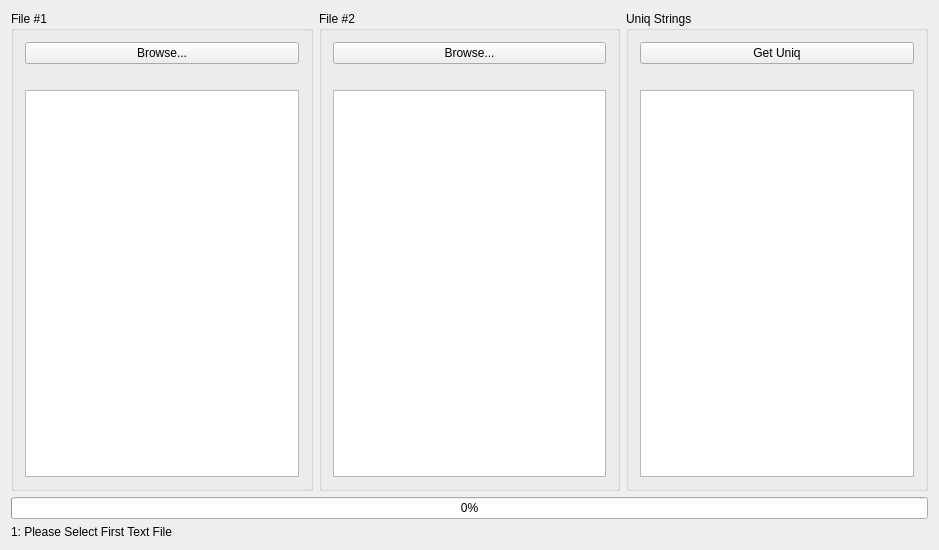
Old version of the form FileComparator/widget.ui in the repository EXL/QAndroidFileHostParser.
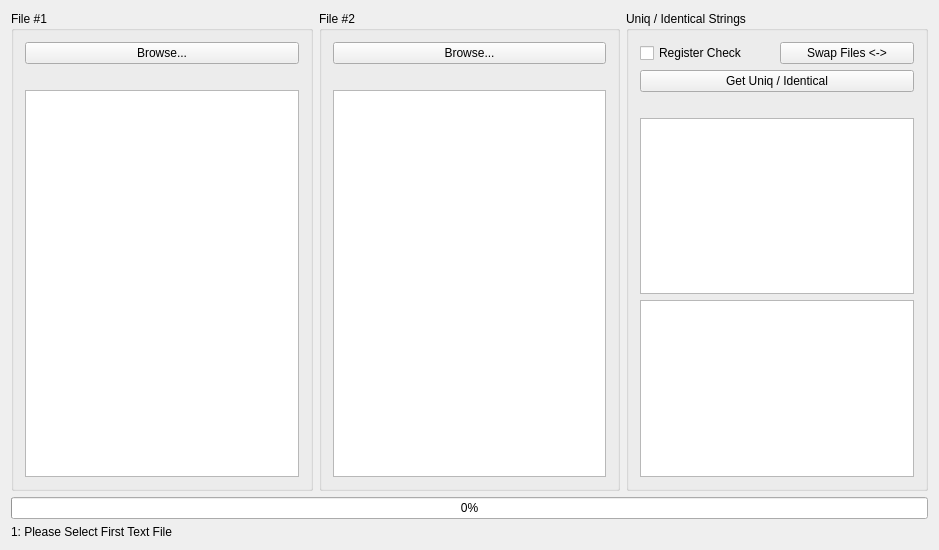
New version of the form.

Patch:
```diff
--- a/FileComparator/widget.ui
+++ b/FileComparator/widget.ui
@@ -95,13 +95,31 @@
      <item>
       <widget class="QGroupBox" name="groupBox_3">
        <property name="title">
-        <string>Uniq Strings</string>
+        <string>Uniq / Identical Strings</string>
        </property>
        <layout class="QVBoxLayout" name="verticalLayout_3">
+        <item>
+         <layout class="QHBoxLayout" name="horizontalLayout_2">
+          <item>
+           <widget class="QCheckBox" name="checkBox">
+            <property name="text">
+             <string>Register Check</string>
+            </property>
+           </widget>
+          </item>
+          <item>
+           <widget class="QPushButton" name="pushButton_4">
+            <property name="text">
+             <string>Swap Files &lt;-&gt;</string>
+            </property>
+           </widget>
+          </item>
+         </layout>
+        </item>
         <item>
          <widget class="QPushButton" name="pushButton_3">
           <property name="text">
-           <string>Get Uniq</string>
+           <string>Get Uniq / Identical</string>
           </property>
          </widget>
         </item>
@@ -127,6 +145,18 @@
           </property>
          </widget>
         </item>
+        <item>
+         <widget class="QTextEdit" name="textEdit_2">
+          <property name="font">
+           <font>
+            <family>Courier New</family>
+           </font>
+          </property>
+          <property name="readOnly">
+           <bool>true</bool>
+          </property>
+         </widget>
+        </item>
        </layout>
       </widget>
      </item>
```
